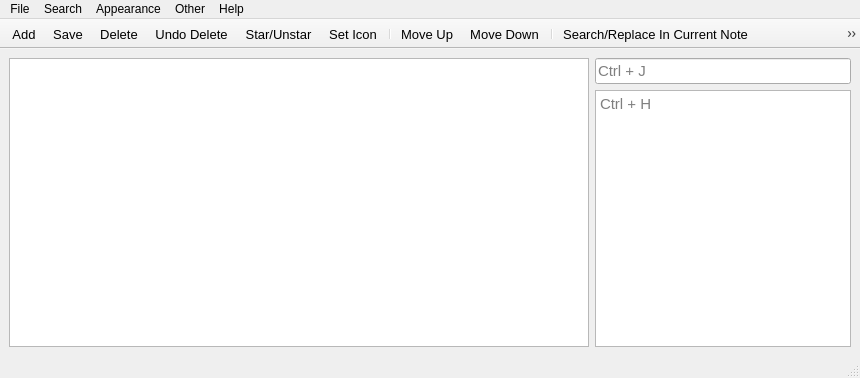
This is treenotes.ui in UnkindledTwo/TreeNotes as Qt 5 draws it before an edit. The edited form follows.
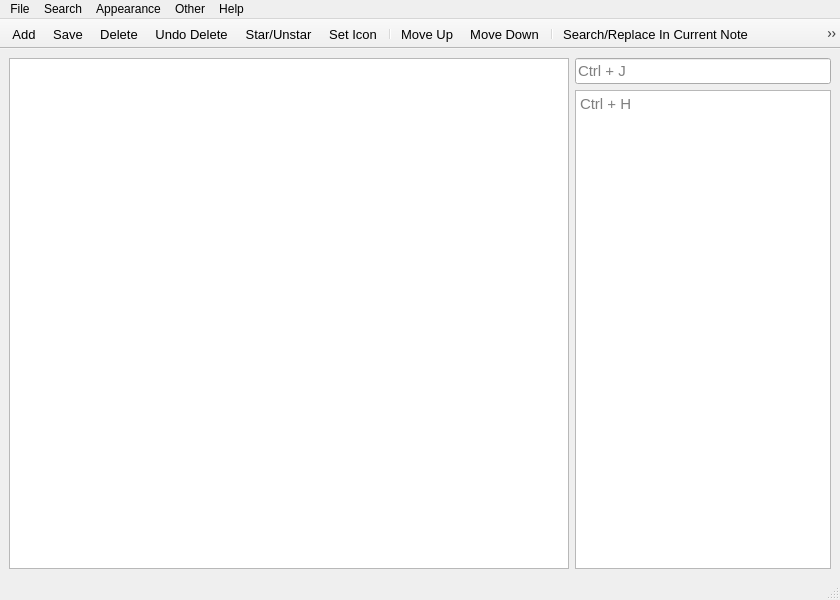
This is the edited form. Icons and pictures are not drawn. Custom widgets are drawn as their Qt base class.

The edit to the form file:
```diff
--- a/treenotes.ui
+++ b/treenotes.ui
@@ -6,8 +6,8 @@
    <rect>
     <x>0</x>
     <y>0</y>
-    <width>860</width>
-    <height>378</height>
+    <width>840</width>
+    <height>600</height>
    </rect>
   </property>
   <property name="font">
@@ -23,6 +23,9 @@
    <iconset resource="Resources.qrc">
     <normaloff>:/Resources/Icon.png</normaloff>:/Resources/Icon.png</iconset>
   </property>
+  <property name="toolButtonStyle">
+   <enum>Qt::ToolButtonIconOnly</enum>
+  </property>
   <widget class="QWidget" name="centralwidget">
    <layout class="QGridLayout" name="gridLayout" columnstretch="1,0,0">
     <item row="0" column="2">
@@ -154,7 +157,7 @@
     <rect>
      <x>0</x>
      <y>0</y>
-     <width>860</width>
+     <width>840</width>
      <height>20</height>
     </rect>
    </property>
```
Left out of the diff: 7 changed lines with no effect on the pictures.
